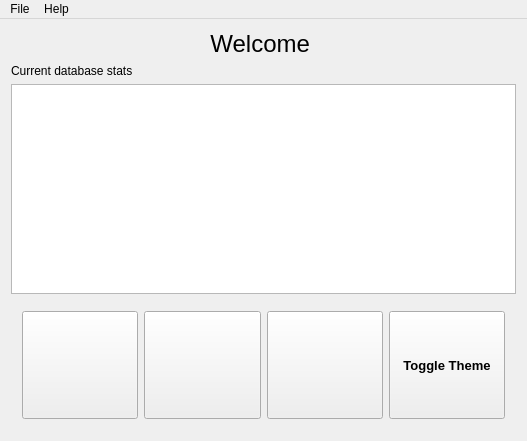
Before: the Qt Designer form GUI-verklegtVika3/mainwindow.ui in streamerinn/Verklegt-1, drawn with Qt 5.
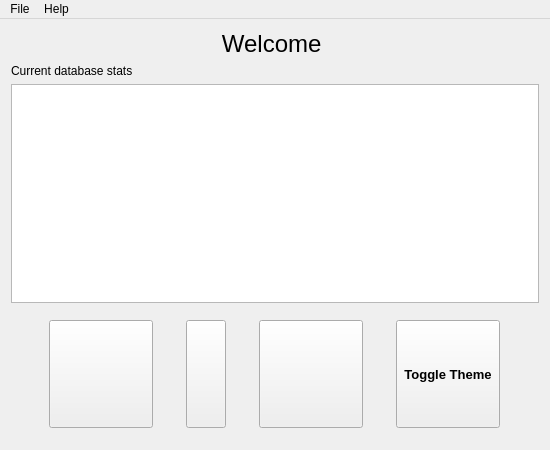
After: the same form once the commit is applied. Icons and pictures are not drawn.

The edit to the form file:
```diff
--- a/GUI-verklegtVika3/mainwindow.ui
+++ b/GUI-verklegtVika3/mainwindow.ui
@@ -6,10 +6,16 @@
    <rect>
     <x>0</x>
     <y>0</y>
-    <width>527</width>
-    <height>441</height>
+    <width>550</width>
+    <height>450</height>
    </rect>
   </property>
+  <property name="minimumSize">
+   <size>
+    <width>550</width>
+    <height>0</height>
+   </size>
+  </property>
   <property name="windowTitle">
    <string>Ca$:H</string>
   </property>
@@ -33,10 +39,29 @@
      </widget>
     </item>
     <item>
-     <widget class="QListWidget" name="listStats"/>
+     <widget class="QListWidget" name="listStats">
+      <property name="minimumSize">
+       <size>
+        <width>480</width>
+        <height>150</height>
+       </size>
+      </property>
+      <property name="maximumSize">
+       <size>
+        <width>16777215</width>
+        <height>16777215</height>
+       </size>
+      </property>
+     </widget>
     </item>
     <item>
      <widget class="QWidget" name="horizontalWidget" native="true">
+      <property name="maximumSize">
+       <size>
+        <width>16777215</width>
+        <height>16777215</height>
+       </size>
+      </property>
       <property name="styleSheet">
        <string notr="true">height: 100px;</string>
       </property>
@@ -46,6 +71,18 @@
          <property name="enabled">
           <bool>true</bool>
          </property>
+         <property name="sizePolicy">
+          <sizepolicy hsizetype="Fixed" vsizetype="Fixed">
+           <horstretch>0</horstretch>
+           <verstretch>0</verstretch>
+          </sizepolicy>
+         </property>
+         <property name="minimumSize">
+          <size>
+           <width>104</width>
+           <height>108</height>
+          </size>
+         </property>
          <property name="styleSheet">
           <string notr="true"/>
          </property>
@@ -66,6 +103,12 @@
        </item>
        <item>
         <widget class="QPushButton" name="button_link">
+         <property name="sizePolicy">
+          <sizepolicy hsizetype="Fixed" vsizetype="Fixed">
+           <horstretch>0</horstretch>
+           <verstretch>0</verstretch>
+          </sizepolicy>
+         </property>
          <property name="baseSize">
           <size>
            <width>0</width>
@@ -95,6 +138,18 @@
          <property name="enabled">
           <bool>true</bool>
          </property>
+         <property name="sizePolicy">
+          <sizepolicy hsizetype="Fixed" vsizetype="Fixed">
+           <horstretch>0</horstretch>
+           <verstretch>0</verstretch>
+          </sizepolicy>
+         </property>
+         <property name="minimumSize">
+          <size>
+           <width>104</width>
+           <height>108</height>
+          </size>
+         </property>
          <property name="styleSheet">
           <string notr="true"/>
          </property>
@@ -115,6 +170,18 @@
        </item>
        <item>
         <widget class="QPushButton" name="toggle_theme">
+         <property name="sizePolicy">
+          <sizepolicy hsizetype="Fixed" vsizetype="Fixed">
+           <horstretch>0</horstretch>
+           <verstretch>0</verstretch>
+          </sizepolicy>
+         </property>
+         <property name="minimumSize">
+          <size>
+           <width>104</width>
+           <height>108</height>
+          </size>
+         </property>
          <property name="font">
           <font>
            <pointsize>10</pointsize>
@@ -140,7 +207,7 @@
     <rect>
      <x>0</x>
      <y>0</y>
-     <width>527</width>
+     <width>550</width>
      <height>21</height>
     </rect>
    </property>
```
